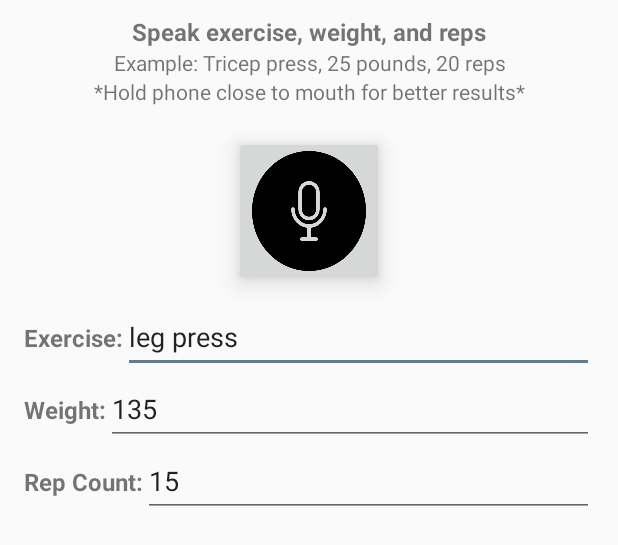
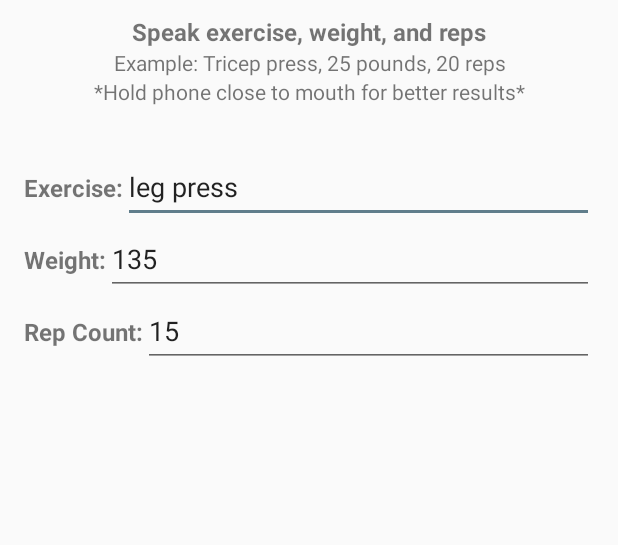
Before and after one commit to alecmedina24/Capstone-Project, an Android app: the layout add_exercise_dialog.xml on its own in the app's theme, with its tools: preview values and no code run, on a phone screen of 412 x 824 dp. Shown: the top 545 px of the screen. Run offline under Robolectric (Android 15) with nearby library versions, the light colour scheme and no system bars.

Commit message:
Feat:-Adding exercise dialog altered to be more minimalist -Time now shows in standard time not military

```diff
--- a/app/src/main/java/com/xphonesoftware/capstoneproject/AddDialogs/AddWeightDialog.java
+++ b/app/src/main/java/com/xphonesoftware/capstoneproject/AddDialogs/AddWeightDialog.java
@@ -14,7 +14,6 @@ import android.widget.Toast;
 import com.xphonesoftware.capstoneproject.R;
 import com.xphonesoftware.capstoneproject.data.WeightContract;
 
-import java.text.DateFormat;
 import java.text.SimpleDateFormat;
 import java.util.Calendar;
 import java.util.Date;
@@ -115,7 +114,7 @@ public class AddWeightDialog extends DialogFragment {
 
     public String formatTime(long date) {
         Date time = new Date(date);
-        DateFormat formatter = new SimpleDateFormat("HH:mm");
+        SimpleDateFormat formatter = new SimpleDateFormat("hh:mm aa");
         String timeFormatted = formatter.format(time);
         return timeFormatted;
     }
--- a/app/src/main/java/com/xphonesoftware/capstoneproject/MainActivity.java
+++ b/app/src/main/java/com/xphonesoftware/capstoneproject/MainActivity.java
@@ -185,6 +185,11 @@ public class MainActivity extends AppCompatActivity implements AddExerciseDialog
     }
 
     @Override
+    public void displayVoiceRecognizer() {
+        myDayFragment.displaySpeechRecognizer();
+    }
+
+    @Override
     public void setExercise(String exercise) {
         exerciseFragment.setExercise(exercise);
         pager.setCurrentItem(1);
--- a/app/src/main/java/com/xphonesoftware/capstoneproject/WeightScreen/WeightAdapter.java
+++ b/app/src/main/java/com/xphonesoftware/capstoneproject/WeightScreen/WeightAdapter.java
@@ -11,7 +11,6 @@ import android.widget.TextView;
 
 import com.xphonesoftware.capstoneproject.R;
 
-import java.text.DateFormat;
 import java.text.SimpleDateFormat;
 import java.util.Calendar;
 import java.util.Date;
@@ -125,7 +124,7 @@ public class WeightAdapter extends RecyclerView.Adapter<WeightAdapter.ViewHolder
 
     public String formatTime(long date) {
         Date time = new Date(date);
-        DateFormat formatter = new SimpleDateFormat("HH:mm");
+        SimpleDateFormat formatter = new SimpleDateFormat("hh:mm aa");
         String timeFormatted = formatter.format(time);
         return timeFormatted;
     }
--- a/app/src/main/res/layout/add_exercise_dialog.xml
+++ b/app/src/main/res/layout/add_exercise_dialog.xml
@@ -34,23 +34,23 @@
         android:textAlignment="center"
         android:textSize="14sp" />
 
-    <ImageButton
-        android:id="@+id/voice_record"
-        android:layout_width="100dp"
-        android:layout_height="100dp"
-        android:layout_below="@id/voice_hint_text"
-        android:layout_centerHorizontal="true"
-        android:clickable="true"
-        android:elevation="10dp"
-        android:scaleType="fitXY"
-        android:src="@drawable/circular_microphone_button"
-        android:contentDescription="@string/voice_button_description"/>
+    <!--<ImageButton-->
+        <!--android:id="@+id/voice_record"-->
+        <!--android:layout_width="100dp"-->
+        <!--android:layout_height="100dp"-->
+        <!--android:layout_below="@id/voice_hint_text"-->
+        <!--android:layout_centerHorizontal="true"-->
+        <!--android:clickable="true"-->
+        <!--android:elevation="10dp"-->
+        <!--android:scaleType="fitXY"-->
+        <!--android:src="@drawable/circular_microphone_button"-->
+        <!--android:contentDescription="@string/voice_button_description"/>-->
 
     <RelativeLayout
         android:id="@+id/primary_text"
         android:layout_width="wrap_content"
         android:layout_height="wrap_content"
-        android:layout_below="@id/voice_record"
+        android:layout_below="@id/voice_hint_text"
         android:paddingTop="10dp">
 
         <LinearLayout
--- a/app/src/main/res/layout/add_weight_dialog.xml
+++ b/app/src/main/res/layout/add_weight_dialog.xml
@@ -11,6 +11,8 @@
         android:id="@+id/date_picker"
         android:layout_width="match_parent"
         android:layout_height="wrap_content"
+        android:focusable="false"
+        android:clickable="false"
         tools:text="May 2, 2016" />
 
     <EditText
@@ -18,6 +20,7 @@
         android:layout_width="match_parent"
         android:layout_height="wrap_content"
         android:focusable="false"
+        android:clickable="false"
         tools:text="1:26 pm" />
 
     <LinearLayout
--- a/app/src/main/res/values/strings.xml
+++ b/app/src/main/res/values/strings.xml
@@ -17,7 +17,6 @@
     <string name="positive_button">Accept</string>
     <string name="notify_exercise_added">Exercise added</string>
     <string name="notify_exercise_not_added">Exercise not added</string>
-    <string name="pounds_check">pounds</string>
     <string name="no_weight_value">No Weight</string>
     <string name="repeat_exercise">Please Repeat Exercise</string>
     <string name="add_exercise_tag">add_exercise</string>
@@ -37,4 +36,5 @@
     <string name="exercise_date_header">Date</string>
     <string name="exercise_weight_header">Weight</string>
     <string name="exercise_reps_header">Reps</string>
+    <string name="pounds_check">pounds</string>
 </resources>
```
Also changed, not shown: app/src/main/java/com/xphonesoftware/capstoneproject/AddDialogs/AddExerciseDialog.java (+54 -41 lines), app/src/main/java/com/xphonesoftware/capstoneproject/MyDayScreen/MyDayFragment.java (+35 -3 lines).
